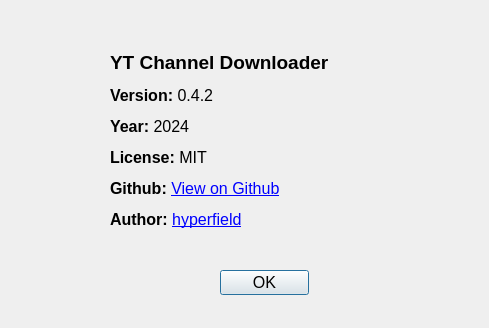
Above: ui/about.ui from hyperfield/yt-channel-downloader before the change. Below: the same form after it.
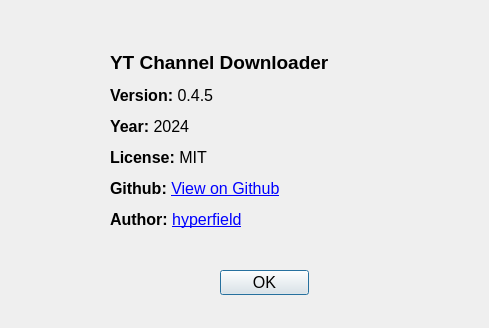
That is the form after the change. Icons and pictures are not drawn.

What changed in the file:
```diff
--- a/ui/about.ui
+++ b/ui/about.ui
@@ -29,7 +29,7 @@
     </rect>
    </property>
    <property name="text">
-    <string>&lt;html&gt;&lt;head&gt;&lt;title&gt;About&lt;/title&gt;&lt;/head&gt;&lt;body&gt;&lt;h3 style=&quot; margin-top:14px; margin-bottom:12px; margin-left:0px; margin-right:0px; -qt-block-indent:0; text-indent:0px;&quot;&gt;&lt;span style=&quot; font-size:large; font-weight:700;&quot;&gt;YT Channel Downloader&lt;/span&gt;&lt;/h3&gt;&lt;p&gt;&lt;span style=&quot; font-weight:700;&quot;&gt;Version:&lt;/span&gt; 0.4.2&lt;/p&gt;&lt;p&gt;&lt;span style=&quot; font-weight:700;&quot;&gt;Year: &lt;/span&gt;2024 &lt;/p&gt;&lt;p&gt;&lt;span style=&quot; font-weight:700;&quot;&gt;License: &lt;/span&gt;MIT &lt;/p&gt;&lt;p&gt;&lt;span style=&quot; font-weight:700;&quot;&gt;Github: &lt;/span&gt;&lt;a href=&quot;https://github.com/hyperfield/yt-channel-downloader&quot;&gt;&lt;span style=&quot; text-decoration: underline; color:#0000ff;&quot;&gt;View on Github&lt;/span&gt;&lt;/a&gt;&lt;/p&gt;&lt;p&gt;&lt;span style=&quot; font-weight:700;&quot;&gt;Author: &lt;/span&gt;&lt;a href=&quot;mailto:info@quicknode.net&quot;&gt;&lt;span style=&quot; text-decoration: underline; color:#0000ff;&quot;&gt;hyperfield&lt;/span&gt;&lt;/a&gt;&lt;/p&gt;&lt;/body&gt;&lt;/html&gt;</string>
+    <string>&lt;html&gt;&lt;head&gt;&lt;title&gt;About&lt;/title&gt;&lt;/head&gt;&lt;body&gt;&lt;h3 style=&quot; margin-top:14px; margin-bottom:12px; margin-left:0px; margin-right:0px; -qt-block-indent:0; text-indent:0px;&quot;&gt;&lt;span style=&quot; font-size:large; font-weight:700;&quot;&gt;YT Channel Downloader&lt;/span&gt;&lt;/h3&gt;&lt;p&gt;&lt;span style=&quot; font-weight:700;&quot;&gt;Version:&lt;/span&gt; 0.4.5&lt;/p&gt;&lt;p&gt;&lt;span style=&quot; font-weight:700;&quot;&gt;Year: &lt;/span&gt;2024 &lt;/p&gt;&lt;p&gt;&lt;span style=&quot; font-weight:700;&quot;&gt;License: &lt;/span&gt;MIT &lt;/p&gt;&lt;p&gt;&lt;span style=&quot; font-weight:700;&quot;&gt;Github: &lt;/span&gt;&lt;a href=&quot;https://github.com/hyperfield/yt-channel-downloader&quot;&gt;&lt;span style=&quot; text-decoration: underline; color:#0000ff;&quot;&gt;View on Github&lt;/span&gt;&lt;/a&gt;&lt;/p&gt;&lt;p&gt;&lt;span style=&quot; font-weight:700;&quot;&gt;Author: &lt;/span&gt;&lt;a href=&quot;mailto:info@quicknode.net&quot;&gt;&lt;span style=&quot; text-decoration: underline; color:#0000ff;&quot;&gt;hyperfield&lt;/span&gt;&lt;/a&gt;&lt;/p&gt;&lt;/body&gt;&lt;/html&gt;</string>
    </property>
   </widget>
   <widget class="QPushButton" name="aboutOkButton">
```
